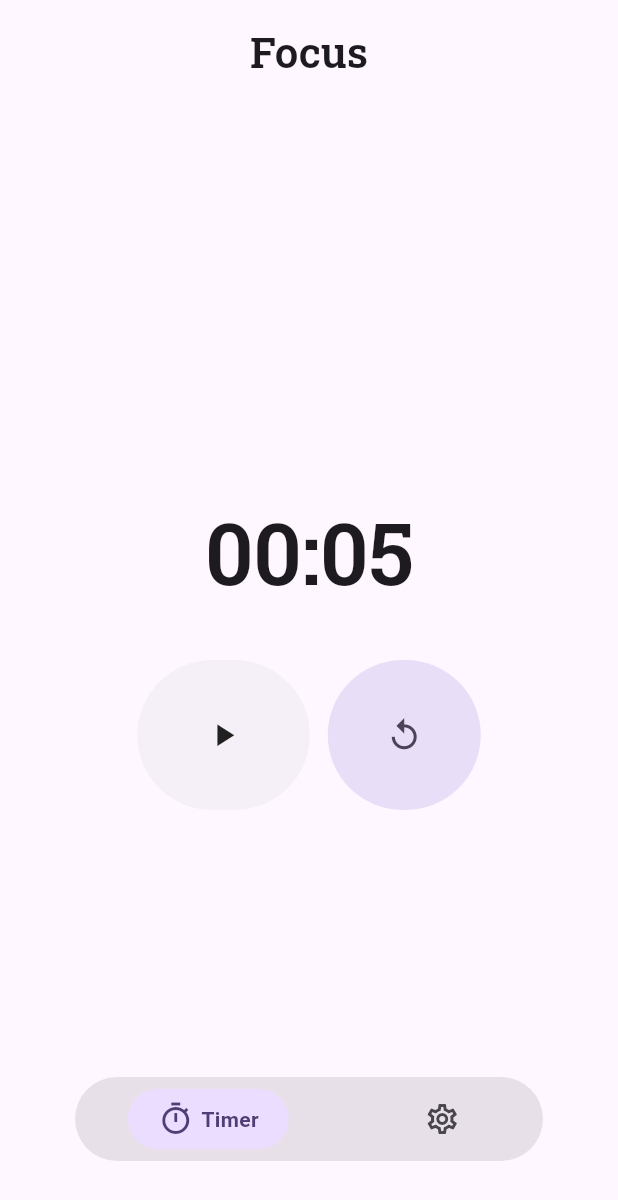
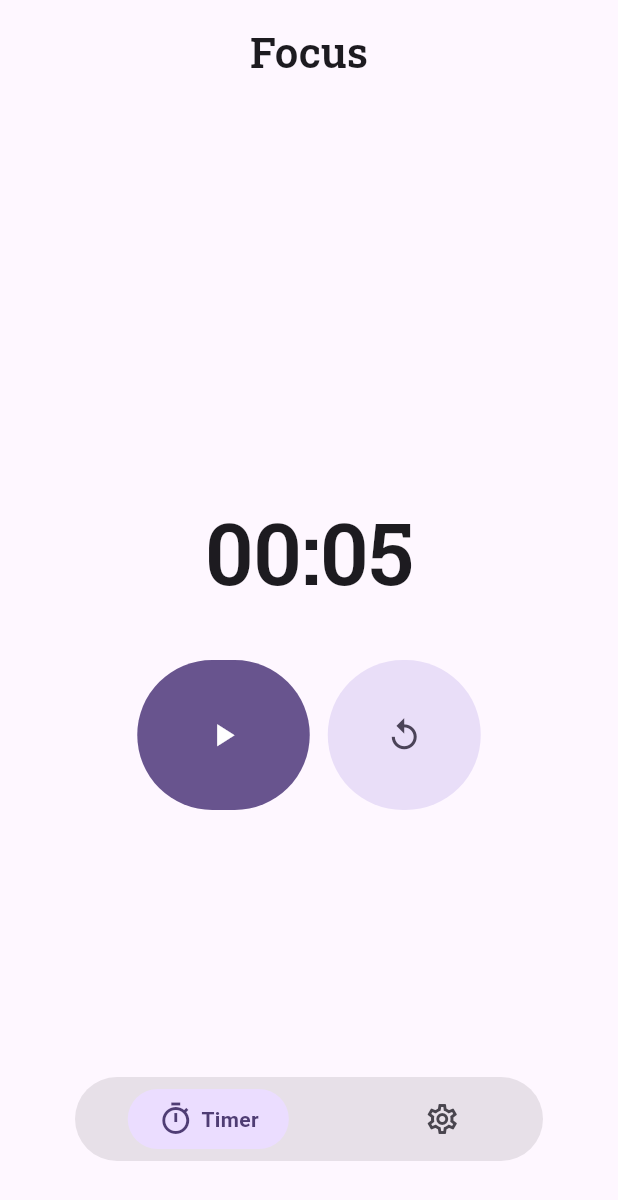
Before and after one commit to Abdogouhmad/Rakiz, a Flutter app: the screen it shows after launch, on a phone screen of 412 x 824 dp. Shown: the top 1200 px of the screen. Run offline on Flutter 3.47's test engine with Material 3 defaults, Android fonts, the phone set to English and light mode, and no system bars; drawn by our look-alikes of dynamic_color; our stand-ins replace flutter_local_notifications, google_fonts, shared_preferences, timezone; missing offline and left inert: android_alarm_manager_plus, flutter_ringtone_player.

Commit message:
0.2.5+1
working on alarm issue

```diff
--- a/lib/main.dart
+++ b/lib/main.dart
@@ -1,7 +1,7 @@
 import 'package:flutter/material.dart';
 import 'package:dynamic_color/dynamic_color.dart';
 import 'package:rakiz/home.dart';
-import 'package:rakiz/alarm.dart';
+import 'package:rakiz/screens/timer/service/alarm.dart';
 
 final GlobalKey<NavigatorState> rootNavigatorKey = GlobalKey<NavigatorState>();
 
--- a/lib/screens/timer/screen.dart
+++ b/lib/screens/timer/screen.dart
@@ -1,9 +1,9 @@
 import 'package:flutter/material.dart';
 import 'package:google_fonts/google_fonts.dart';
+import 'package:rakiz/screens/timer/service/alarm.dart';
+import 'package:rakiz/screens/timer/service/timer.dart';
 import 'package:rakiz/screens/timer/widgets/player.dart';
 import 'package:rakiz/ui/custom_text.dart';
-import 'package:rakiz/alarm.dart';
-import 'service.dart';
 
 class TimerScreen extends StatefulWidget {
   const TimerScreen({super.key});
--- a/lib/screens/timer/service.dart
+++ /dev/null
@@ -1,36 +0,0 @@
-import 'dart:async';
-import 'package:flutter/foundation.dart';
-
-class TimerService {
-  Timer? _timer;
-  int _remainingSeconds = 5; // Start at 5 seconds
-
-  void startTimer({
-    required Function(int) onTick,
-    required VoidCallback onFinished,
-  }) {
-    _timer?.cancel();
-    _timer = Timer.periodic(const Duration(seconds: 1), (timer) {
-      if (_remainingSeconds > 0) {
-        _remainingSeconds--;
-        onTick(_remainingSeconds);
-      } else {
-        stopTimer();
-        onFinished();
-      }
-    });
-  }
-
-  void stopTimer() {
-    _timer?.cancel();
-    _timer = null;
-  }
-
-  void resetTimer() {
-    stopTimer();
-    _remainingSeconds = 5;
-  }
-
-  int get remainingSeconds => _remainingSeconds;
-  bool get isRunning => _timer != null;
-}
--- a/lib/screens/timer/widgets/alarmoverly.dart
+++ b/lib/screens/timer/widgets/alarmoverly.dart
@@ -1,5 +1,5 @@
 import 'package:flutter/material.dart';
-import 'package:rakiz/alarm.dart';
+import 'package:rakiz/screens/timer/service/alarm.dart';
 
 class TimerOverlayScreen extends StatelessWidget {
   const TimerOverlayScreen({super.key});
@@ -13,7 +13,7 @@ class TimerOverlayScreen extends StatelessWidget {
         navigator.pop();
       },
       child: Scaffold(
-        backgroundColor: const Color(0xFF585A7D),
+        backgroundColor: Theme.of(context).colorScheme.primary,
         body: SafeArea(
           child: Center(
             child: Column(
--- a/lib/screens/timer/widgets/player.dart
+++ b/lib/screens/timer/widgets/player.dart
@@ -22,9 +22,7 @@ class PlayerControlUi extends StatelessWidget {
 
   @override
   Widget build(BuildContext context) {
-    Color? fillButtonColor = isPlaying
-        ? Colors.lightBlue[200]
-        : Theme.of(context).colorScheme.onInverseSurface;
+    Color? fillButtonColor = Theme.of(context).colorScheme.primary;
 
     return Row(
       mainAxisAlignment: MainAxisAlignment.center,
@@ -50,12 +48,13 @@ class PlayerControlUi extends StatelessWidget {
                         Icons.pause,
                         size: 25,
                         key: const ValueKey('p1'),
-                        color: Colors.grey[850],
+                        color: Colors.white,
                       )
                     : const Icon(
                         Icons.play_arrow,
                         size: 25,
                         key: ValueKey('p2'),
+                        color: Colors.white,
                       ),
               ),
             ),
--- a/pubspec.yaml
+++ b/pubspec.yaml
@@ -16,7 +16,7 @@ publish_to: 'none' # Remove this line if you wish to publish to pub.dev
 # https://developer.apple.com/library/archive/documentation/General/Reference/InfoPlistKeyReference/Articles/CoreFoundationKeys.html
 # In Windows, build-name is used as the major, minor, and patch parts
 # of the product and file versions while build-number is used as the build suffix.
-version: 0.2.3+1
+version: 0.2.5+1
 
 environment:
   sdk: ^3.10.4
```
Also changed, not shown: lib/screens/timer/service/notification.dart (renamed from lib/notification_service.dart, +3 -4 lines), lib/screens/timer/service/timer.dart (added, +72 -0 lines), lib/screens/timer/service/alarm.dart (renamed from lib/alarm.dart), 1 other file.
